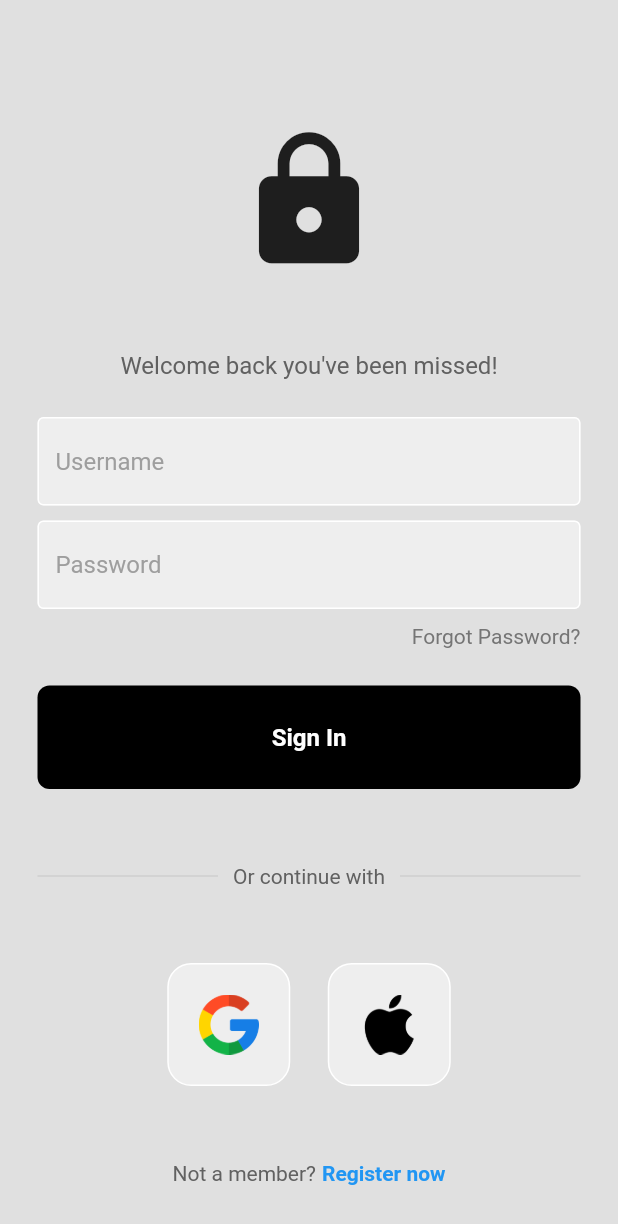
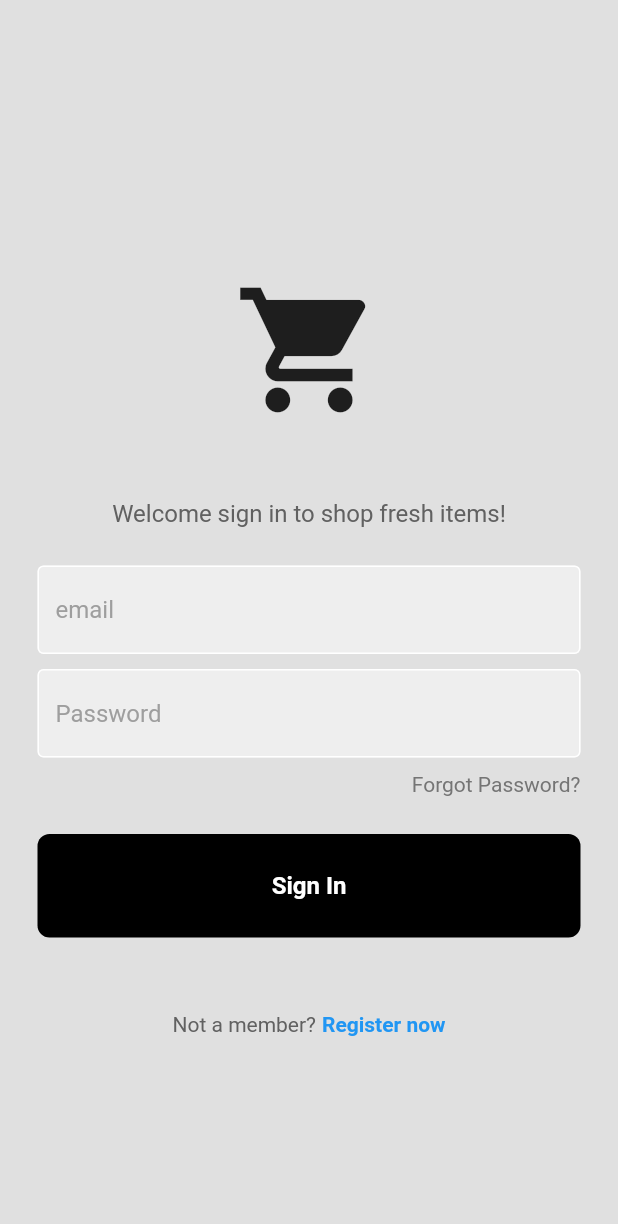
Before and after one commit to ArthurNamutilu/groceryshop, a Flutter app: the LoginPage screen opened directly, on a phone screen of 412 x 824 dp. Shown: the top 1224 px of the screen. Run offline on Flutter 3.47's test engine with Material 2 defaults, Android fonts, the phone set to English and light mode, and no system bars; our stand-ins replace firebase_auth, firebase_core, google_fonts; accounts and stored records are empty.

```diff
--- a/lib/pages/login_page.dart
+++ b/lib/pages/login_page.dart
@@ -1,3 +1,4 @@
+import 'package:firebase_auth/firebase_auth.dart';
 import 'package:flutter/material.dart';
 import '../components/my_button.dart';
 import '../components/square_tile.dart';
@@ -8,11 +9,16 @@ class LoginPage extends StatelessWidget {
   LoginPage({super.key});
 
   // text editing controllers
-  final usernameController = TextEditingController();
+  final emailController = TextEditingController();
   final passwordController = TextEditingController();
 
   // sign user in method
-  void signUserIn() {}
+  void signUserIn() async {
+    await FirebaseAuth.instance.signInWithEmailAndPassword(
+      email: emailController.text,
+      password: passwordController.text,
+    );
+  }
 
   @override
   Widget build(BuildContext context) {
@@ -27,15 +33,16 @@ class LoginPage extends StatelessWidget {
 
               // logo
               const Icon(
-                Icons.lock,
+                Icons.local_grocery_store,
+//                Icons.lock,
                 size: 100,
               ),
 
               const SizedBox(height: 50),
 
-              // welcome back, you've been missed!
+              // welcome back, message
               Text(
-                'Welcome back you\'ve been missed!',
+                'Welcome sign in to shop fresh items!',
                 style: TextStyle(
                   color: Colors.grey[700],
                   fontSize: 16,
@@ -46,8 +53,8 @@ class LoginPage extends StatelessWidget {
 
               // username textfield
               MyTextField(
-                controller: usernameController,
-                hintText: 'Username',
+                controller: emailController,
+                hintText: 'email',
                 obscureText: false,
               ),
 
@@ -85,51 +92,51 @@ class LoginPage extends StatelessWidget {
 
               const SizedBox(height: 50),
 
-              // or continue with
-              Padding(
-                padding: const EdgeInsets.symmetric(horizontal: 25.0),
-                child: Row(
-                  children: [
-                    Expanded(
-                      child: Divider(
-                        thickness: 0.5,
-                        color: Colors.grey[400],
-                      ),
-                    ),
-                    Padding(
-                      padding: const EdgeInsets.symmetric(horizontal: 10.0),
-                      child: Text(
-                        'Or continue with',
-                        style: TextStyle(color: Colors.grey[700]),
-                      ),
-                    ),
-                    Expanded(
-                      child: Divider(
-                        thickness: 0.5,
-                        color: Colors.grey[400],
-                      ),
-                    ),
-                  ],
-                ),
-              ),
+              // // or continue with
+              // Padding(
+              //   padding: const EdgeInsets.symmetric(horizontal: 25.0),
+              //   child: Row(
+              //     children: [
+              //       Expanded(
+              //         child: Divider(
+              //           thickness: 0.5,
+              //           color: Colors.grey[400],
+              //         ),
+              //       ),
+              //       Padding(
+              //         padding: const EdgeInsets.symmetric(horizontal: 10.0),
+              //         child: Text(
+              //           'Or continue with',
+              //           style: TextStyle(color: Colors.grey[700]),
+              //         ),
+              //       ),
+              //       Expanded(
+              //         child: Divider(
+              //           thickness: 0.5,
+              //           color: Colors.grey[400],
+              //         ),
+              //       ),
+              //     ],
+              //   ),
+              // ),
 
-              const SizedBox(height: 50),
+              // const SizedBox(height: 50),
 
-              // google + apple sign in buttons
-              Row(
-                mainAxisAlignment: MainAxisAlignment.center,
-                children: const [
-                  // google button
-                  SquareTile(imagePath: 'lib/images/google.png'),
+              // // google + apple sign in buttons
+              // Row(
+              //   mainAxisAlignment: MainAxisAlignment.center,
+              //   children: const [
+              //     // google button
+              //     SquareTile(imagePath: 'lib/images/google.png'),
 
-                  SizedBox(width: 25),
+              //     SizedBox(width: 25),
 
-                  // apple button
-                  SquareTile(imagePath: 'lib/images/apple.png')
-                ],
-              ),
+              //     // apple button
+              //     SquareTile(imagePath: 'lib/images/apple.png')
+              //   ],
+              // ),
 
-              const SizedBox(height: 50),
+              // const SizedBox(height: 50),
 
               // not a member? register now
               Row(
```
